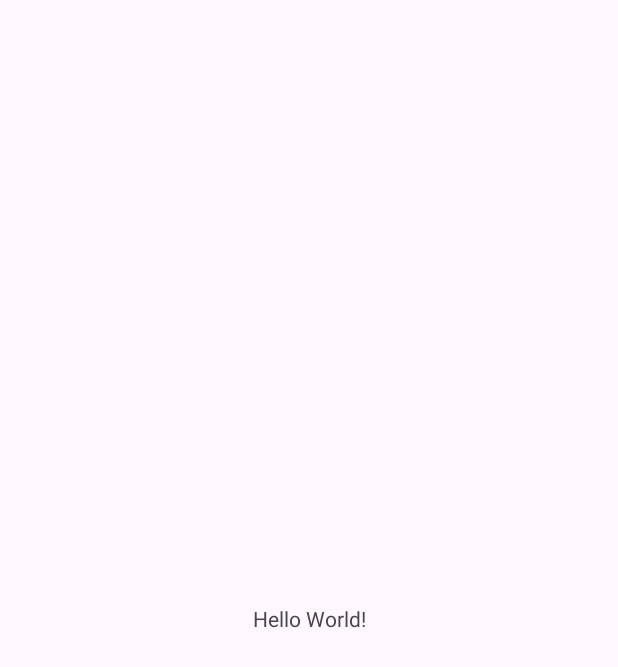
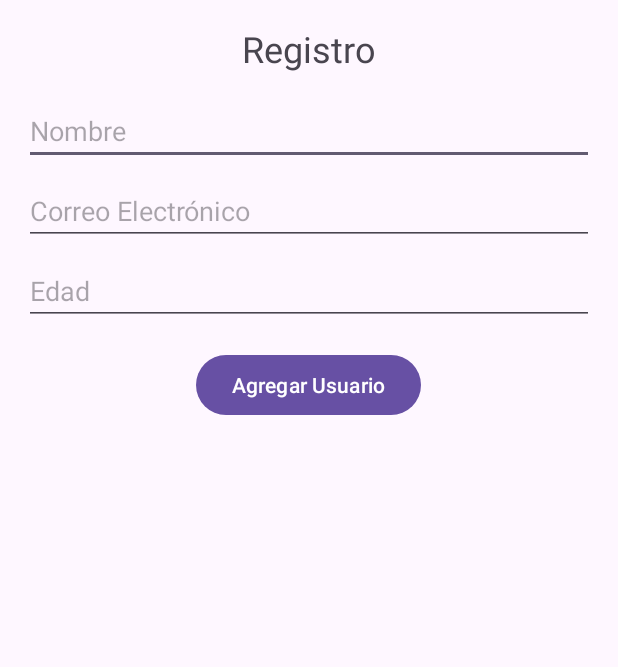
Before and after one commit to familycontained/AndroidBD, an Android app: the screen it shows after launch (MainActivity), on a phone screen of 412 x 824 dp. Before the commit the part shown is almost empty. Shown: the top 667 px of the screen. Run offline under Robolectric (Android 15) with nearby library versions, the phone set to English and light mode, and no system bars.

Commit message:
update xml y main

```diff
--- a/BDFamilyContained/app/src/main/AndroidManifest.xml
+++ b/BDFamilyContained/app/src/main/AndroidManifest.xml
@@ -1,6 +1,7 @@
 <?xml version="1.0" encoding="utf-8"?>
 <manifest xmlns:android="http://schemas.android.com/apk/res/android"
-    xmlns:tools="http://schemas.android.com/tools">
+    xmlns:tools="http://schemas.android.com/tools"
+    package="com.example.bdfamilycontained">
 
     <application
         android:allowBackup="true"
@@ -12,6 +13,7 @@
         android:supportsRtl="true"
         android:theme="@style/Theme.BDFamilyContained"
         tools:targetApi="31">
+
         <activity
             android:name=".MainActivity"
             android:exported="true">
@@ -21,6 +23,7 @@
                 <category android:name="android.intent.category.LAUNCHER" />
             </intent-filter>
         </activity>
+
     </application>
 
 </manifest>
--- a/BDFamilyContained/app/src/main/java/com/example/bdfamilycontained/MainActivity.java
+++ b/BDFamilyContained/app/src/main/java/com/example/bdfamilycontained/MainActivity.java
@@ -4,40 +4,50 @@ import androidx.appcompat.app.AppCompatActivity;
 import android.content.ContentValues;
 import android.database.sqlite.SQLiteDatabase;
 import android.os.Bundle;
-import com.example.bdfamilycontained.Usuarios; // Asegúrate de importar la clase Usuarios con el paquete correcto
+import android.view.View;
+import android.widget.Button;
+import android.widget.EditText;
 
 public class MainActivity extends AppCompatActivity {
+
+    private EditText etNombre, etCorreo, etEdad;
+    private Button btnAgregar;
 
     @Override
     protected void onCreate(Bundle savedInstanceState) {
         super.onCreate(savedInstanceState);
         setContentView(R.layout.activity_main);
 
-        Usuarios usdbh = new Usuarios(this, "DBFamilyContained", null, 1); // Ajusta el nombre de la base de datos
-        SQLiteDatabase db = usdbh.getWritableDatabase();
+        Usuarios usdbh = new Usuarios(this, "DBFamilyContained", null, 1);
+        final SQLiteDatabase db = usdbh.getWritableDatabase();
 
-        // Si hemos abierto correctamente la base de datos
-        if (db != null) {
-            // Insertamos 5 usuarios de ejemplo
-            for (int i = 1; i <= 5; i++) {
+        etNombre = findViewById(R.id.etNombre);
+        etCorreo = findViewById(R.id.etCorreo);
+        etEdad = findViewById(R.id.etEdad);
+        btnAgregar = findViewById(R.id.btnAgregar);
 
-                // Generamos los datos
-                String nombre = "Usuario" + i;
-                String correo = "correo" + i + "@example.com";
-                int edad = 25 + i;
+        btnAgregar.setOnClickListener(new View.OnClickListener() {
+            @Override
+            public void onClick(View view) {
+                // Obtener los valores ingresados por el usuario
+                String nombre = etNombre.getText().toString();
+                String correo = etCorreo.getText().toString();
+                int edad = Integer.parseInt(etEdad.getText().toString());
 
-                // Utilizamos ContentValues para insertar los datos de manera segura
+                // Utilizar ContentValues para insertar los datos en la tabla Usuarios
                 ContentValues values = new ContentValues();
                 values.put("nombre", nombre);
                 values.put("correo_electronico", correo);
                 values.put("edad", edad);
 
-                // Insertamos los datos en la tabla Usuarios
+                // Insertar los datos en la tabla Usuarios
                 db.insert("Usuarios", null, values);
+
+                // Limpiar los campos después de la inserción
+                etNombre.setText("");
+                etCorreo.setText("");
+                etEdad.setText("");
             }
-
-            // Cerramos la base de datos
-            db.close();
-        }
+        });
     }
 }
--- a/BDFamilyContained/app/src/main/res/layout/activity_main.xml
+++ b/BDFamilyContained/app/src/main/res/layout/activity_main.xml
@@ -1,18 +1,46 @@
 <?xml version="1.0" encoding="utf-8"?>
-<androidx.constraintlayout.widget.ConstraintLayout xmlns:android="http://schemas.android.com/apk/res/android"
-    xmlns:app="http://schemas.android.com/apk/res-auto"
-    xmlns:tools="http://schemas.android.com/tools"
+<LinearLayout xmlns:android="http://schemas.android.com/apk/res/android"
     android:layout_width="match_parent"
     android:layout_height="match_parent"
-    tools:context=".MainActivity">
+    android:orientation="vertical"
+    android:padding="16dp">
 
     <TextView
         android:layout_width="wrap_content"
         android:layout_height="wrap_content"
-        android:text="Hello World!"
-        app:layout_constraintBottom_toBottomOf="parent"
-        app:layout_constraintEnd_toEndOf="parent"
-        app:layout_constraintStart_toStartOf="parent"
-        app:layout_constraintTop_toTopOf="parent" />
+        android:text="@string/Registro"
+        android:textSize="24sp"
+        android:layout_gravity="center_horizontal"
+        android:layout_marginBottom="16dp" />
 
-</androidx.constraintlayout.widget.ConstraintLayout>
+    <EditText
+        android:id="@+id/etNombre"
+        android:layout_width="match_parent"
+        android:layout_height="wrap_content"
+        android:hint="Nombre"
+        android:layout_marginBottom="8dp" />
+
+    <EditText
+        android:id="@+id/etCorreo"
+        android:layout_width="match_parent"
+        android:layout_height="wrap_content"
+        android:hint="Correo Electrónico"
+        android:inputType="textEmailAddress"
+        android:layout_marginBottom="8dp" />
+
+    <EditText
+        android:id="@+id/etEdad"
+        android:layout_width="match_parent"
+        android:layout_height="wrap_content"
+        android:hint="Edad"
+        android:inputType="number"
+        android:layout_marginBottom="16dp" />
+
+    <Button
+        android:id="@+id/btnAgregar"
+        android:layout_width="wrap_content"
+        android:layout_height="wrap_content"
+        android:text="Agregar Usuario"
+        android:layout_gravity="center_horizontal" />
+
+</LinearLayout>
--- a/BDFamilyContained/app/src/main/res/values/strings.xml
+++ b/BDFamilyContained/app/src/main/res/values/strings.xml
@@ -1,3 +1,4 @@
 <resources>
     <string name="app_name">BDFamilyContained</string>
+    <string name="Registro">Registro</string>
 </resources>
```
